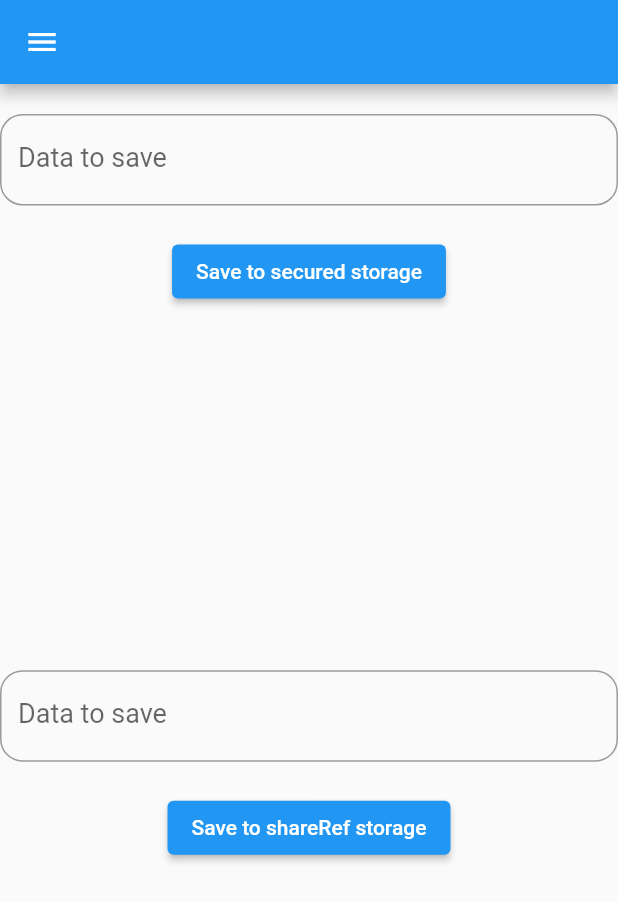
After one commit to PhatSankar/testLocation, a Flutter app: the ReadWriteFileScreen screen opened by its route, in the side drawer, after a tap on "Hidden Storage", on a phone screen of 412 x 824 dp. The commit adds this screen. Shown: the top 902 px of the screen. Run offline on Flutter 3.47's test engine with Material 2 defaults, Android fonts, the phone set to English and light mode, and no system bars; drawn by our look-alikes of overlay_support; our stand-ins replace bloc, camera, dio, equatable, flutter_bloc, flutter_secure_storage and 7 more; missing offline and left inert: geocoder_buddy, image_editor_plus, workmanager; accounts and stored records are empty.

Commit message:
refactor. use secure storage and sharePref storage

```diff
--- a/lib/bloc/download_bloc/download_bloc.dart
+++ b/lib/bloc/download_bloc/download_bloc.dart
@@ -5,7 +5,7 @@ import 'package:bloc/bloc.dart';
 import 'package:dio/dio.dart';
 import 'package:equatable/equatable.dart';
 import 'package:open_filex/open_filex.dart';
-import 'package:testlocation/helpers/storageHelper.dart';
+import 'package:testlocation/ultils/local_storage.dart';
 
 part 'download_event.dart';
 part 'download_state.dart';
@@ -36,7 +36,7 @@ class DownloadBloc extends Bloc<DownloadEvent, DownloadState> {
 
   Future<File?> downloadFile({required String url, required String fileName}) async {
     try{
-      final localStorage = Storage();
+      final localStorage = LocalStorage();
       final file = await localStorage.getLocalFile(fileName);
       final response = await Dio().get(
           url,
--- a/lib/bloc/geo_bloc/geo_bloc.dart
+++ b/lib/bloc/geo_bloc/geo_bloc.dart
@@ -5,7 +5,7 @@ import 'package:equatable/equatable.dart';
 import 'package:geocoder_buddy/geocoder_buddy.dart';
 import 'package:testlocation/models/locationInfo.dart';
 
-import '../../services/locationService.dart';
+import '../../services/location_service.dart';
 
 part 'geo_event.dart';
 part 'geo_state.dart';
--- a/lib/main.dart
+++ b/lib/main.dart
@@ -3,12 +3,11 @@ import 'dart:ui';
 import 'package:flutter/material.dart';
 import 'package:overlay_support/overlay_support.dart';
 import 'package:testlocation/route_generator.dart';
-import 'package:testlocation/services/backgroundService.dart';
+import 'package:testlocation/services/background_service.dart';
 import 'package:workmanager/workmanager.dart';
 
 void main() async {
   WidgetsFlutterBinding.ensureInitialized();
-  DartPluginRegistrant.ensureInitialized();
   await Workmanager().initialize(
     callBackDispatcher,
     isInDebugMode: true
--- a/lib/route_generator.dart
+++ b/lib/route_generator.dart
@@ -5,12 +5,13 @@ import 'package:path/path.dart';
 import 'package:permission_handler/permission_handler.dart';
 import 'package:testlocation/bloc/download_bloc/download_bloc.dart';
 import 'package:testlocation/bloc/geo_bloc/geo_bloc.dart';
-import 'package:testlocation/screens/camerascreen/CameraScreen.dart';
-import 'package:testlocation/screens/downloadopenscreen/DownloadOpenScreen.dart';
-import 'package:testlocation/screens/firstscreen/FirsScreen.dart';
-import 'package:testlocation/screens/galeryscreen/GaleryScreen.dart';
-import 'package:testlocation/screens/internetscreen/InternetScreen.dart';
-import 'package:testlocation/screens/readwritefilescreen/ReadWriteFileScreen.dart';
+import 'package:testlocation/screens/camerascreen/camera_screen.dart';
+import 'package:testlocation/screens/downloadopenscreen/download_open_screen.dart';
+import 'package:testlocation/screens/firstscreen/first_screen.dart';
+import 'package:testlocation/screens/galeryscreen/galery_screen.dart';
+import 'package:testlocation/screens/internetscreen/internet_screen.dart';
+import 'package:testlocation/screens/readwritefilescreen/read_write_file_screen.dart';
+import 'package:testlocation/screens/storagescreen/storage_screen.dart';
 
 class routeGenerator {
   static Route<dynamic> generateRoute(RouteSettings settings) {
@@ -55,6 +56,10 @@ class routeGenerator {
         return MaterialPageRoute(builder: (context) {
           return const InternetScreen();
         });
+      case '/hidden-storage-screen':
+        return MaterialPageRoute(builder: (context) {
+          return const StorageScreen();
+        });
       default:
         return _errorRoute();
     }
--- a/lib/screens/camerascreen/CameraScreen.dart
+++ b/lib/screens/camerascreen/camera_screen.dart
@@ -1,7 +1,7 @@
 import 'package:camera/camera.dart';
 import 'package:flutter/material.dart';
 import 'package:permission_handler/permission_handler.dart';
-import 'package:testlocation/widgets/Drawer.dart';
+import 'package:testlocation/widgets/app_drawer.dart';
 
 class CameraScreen extends StatefulWidget {
   CameraDescription camera;
--- a/lib/screens/downloadopenscreen/DownloadOpenScreen.dart
+++ b/lib/screens/downloadopenscreen/download_open_screen.dart
@@ -4,8 +4,8 @@ import 'package:flutter/material.dart';
 import 'package:flutter_bloc/flutter_bloc.dart';
 import 'package:open_filex/open_filex.dart';
 import 'package:testlocation/bloc/download_bloc/download_bloc.dart';
-import 'package:testlocation/widgets/Drawer.dart';
-import 'package:testlocation/widgets/PickButton.dart';
+import 'package:testlocation/widgets/app_drawer.dart';
+import 'package:testlocation/widgets/pick_button.dart';
 
 class DownloadOpenScreen extends StatelessWidget {
   final _nameFileController = TextEditingController();
--- a/lib/screens/firstscreen/FirsScreen.dart
+++ b/lib/screens/firstscreen/first_screen.dart
@@ -4,7 +4,7 @@ import 'package:geocoder_buddy/geocoder_buddy.dart';
 import 'package:geolocator/geolocator.dart';
 import 'package:testlocation/bloc/geo_bloc/geo_bloc.dart';
 
-import '../../widgets/Drawer.dart';
+import '../../widgets/app_drawer.dart';
 
 class FirstPage extends StatefulWidget {
   const FirstPage({Key? key}) : super(key: key);
--- a/lib/screens/galeryscreen/GaleryScreen.dart
+++ b/lib/screens/galeryscreen/galery_screen.dart
@@ -5,9 +5,9 @@ import 'package:image_editor_plus/image_editor_plus.dart';
 import 'package:image_gallery_saver/image_gallery_saver.dart';
 import 'package:image_picker/image_picker.dart';
 import 'package:path_provider/path_provider.dart';
-import 'package:testlocation/widgets/Drawer.dart';
+import 'package:testlocation/widgets/app_drawer.dart';
 import 'package:permission_handler/permission_handler.dart';
-import 'package:testlocation/widgets/PickButton.dart';
+import 'package:testlocation/widgets/pick_button.dart';
 
 class GalleryScreen extends StatefulWidget {
   const GalleryScreen({Key? key}) : super(key: key);
--- a/lib/screens/internetscreen/InternetScreen.dart
+++ b/lib/screens/internetscreen/internet_screen.dart
@@ -4,9 +4,9 @@ import 'package:dio/dio.dart';
 import 'package:flutter/material.dart';
 import 'package:internet_connection_checker/internet_connection_checker.dart';
 import 'package:open_filex/open_filex.dart';
-import 'package:testlocation/helpers/storageHelper.dart';
-import 'package:testlocation/widgets/Drawer.dart';
-import 'package:testlocation/widgets/PickButton.dart';
+import 'package:testlocation/ultils/local_storage.dart';
+import 'package:testlocation/widgets/app_drawer.dart';
+import 'package:testlocation/widgets/pick_button.dart';
 import 'package:workmanager/workmanager.dart';
 
 const _url = "https://firebasestorage.googleapis.com/v0/b/comic-reader-7a6be.appspot.com/o/Books%2F4Nsz6TdR0GWiHHOXIpaI%2FChapters%2FChap%201?alt=media&token=a2cf323e-0a98-48f7-a533-fbd43e02d001";
@@ -65,7 +65,7 @@ class InternetScreen extends StatelessWidget {
 
   Future<File?> downloadFile({required String url, required String fileName}) async {
     try{
-      final localStorage = Storage();
+      final localStorage = LocalStorage();
       final file = await localStorage.getLocalFile(fileName);
       final response = await Dio().get(
           url,
--- a/lib/screens/readwritefilescreen/ReadWriteFileScreen.dart
+++ b/lib/screens/readwritefilescreen/read_write_file_screen.dart
@@ -1,8 +1,8 @@
 
 
 import 'package:flutter/material.dart';
-import 'package:testlocation/widgets/Drawer.dart';
-import 'package:testlocation/helpers/storageHelper.dart';
+import 'package:testlocation/ultils/local_storage.dart';
+import 'package:testlocation/widgets/app_drawer.dart';
 
 class ReadWriteFileScreen extends StatefulWidget {
   const ReadWriteFileScreen({Key? key}) : super(key: key);
@@ -12,7 +12,7 @@ class ReadWriteFileScreen extends StatefulWidget {
 }
 
 class _ReadWriteFileScreenState extends State<ReadWriteFileScreen> {
-  late Storage localStorage;
+  late LocalStorage localStorage;
   final _nameFileController = TextEditingController();
   final _dataFileController = TextEditingController();
   bool _isWriteFileSuccess = true;
@@ -23,7 +23,7 @@ class _ReadWriteFileScreenState extends State<ReadWriteFileScreen> {
   void initState() {
     // TODO: implement initState
     super.initState();
-    localStorage = Storage();
+    localStorage = LocalStorage();
     _nameFileController.addListener(() {
       setState(() {});
     });
--- /dev/null
+++ b/lib/screens/storagescreen/commonwidgets/common_storage_widget.dart
@@ -0,0 +1,84 @@
+import 'package:flutter/material.dart';
+import 'package:testlocation/ultils/user_secure_storage.dart';
+import 'package:testlocation/ultils/user_share_ref_storage.dart';
+
+class CommonStorageWidget extends StatefulWidget {
+  final bool isSecure;
+
+  const CommonStorageWidget({required this.isSecure, Key? key})
+      : super(key: key);
+
+  @override
+  State<CommonStorageWidget> createState() => _CommonStorageWidgetState();
+}
+
+class _CommonStorageWidgetState extends State<CommonStorageWidget> {
+  final TextEditingController secureTextController = TextEditingController();
+  String? storageValue;
+
+  @override
+  void initState() {
+    // TODO: implement initState
+    super.initState();
+    init();
+  }
+
+  Future init() async {
+    storageValue = widget.isSecure
+        ? await UserSecuredStorage.getName()
+        : await UserShareRefStorage.getName();
+    setState(() {});
+  }
+
+  @override
+  void dispose() {
+    super.dispose();
+    secureTextController.dispose();
+  }
+
+  @override
+  Widget build(BuildContext context) {
+    return Column(
+      children: [
+        Padding(
+            padding: const EdgeInsets.symmetric(vertical: 20),
+            child: TextField(
+              controller: secureTextController,
+              style: const TextStyle(fontSize: 18, color: Colors.black),
+              decoration: const InputDecoration(
+                labelText: "Data to save",
+                border: OutlineInputBorder(
+                    borderRadius: BorderRadius.all(Radius.circular(15)),
+                    borderSide: BorderSide(color: Colors.black, width: 1)),
+              ),
+            )),
+        ElevatedButton(
+            onPressed: () async {
+              widget.isSecure
+                  ? await UserSecuredStorage.setName(secureTextController.text)
+                  : await UserShareRefStorage.setName(
+                      secureTextController.text);
+              var getNewValue = widget.isSecure
+                  ? await UserSecuredStorage.getName()
+                  : await UserShareRefStorage.getName();
+
+              setState(() {
+                storageValue = getNewValue;
+              });
+            },
+            child: Text(widget.isSecure
+                ? "Save to secured storage"
+                : "Save to shareRef storage")),
+        Padding(
+          padding: const EdgeInsets.symmetric(vertical: 20),
+          child: storageValue != null
+              ? Text(
+                  storageValue!,
+                  style: const TextStyle(color: Colors.black, fontSize: 32),
+                )
+              : null,
+        )
+      ],
+    );
+  }
+}
--- /dev/null
+++ b/lib/screens/storagescreen/storage_screen.dart
@@ -0,0 +1,33 @@
+import 'package:flutter/material.dart';
+import 'package:testlocation/screens/storagescreen/commonwidgets/common_storage_widget.dart';
+import 'package:testlocation/widgets/app_drawer.dart';
+
+class StorageScreen extends StatelessWidget {
+  const StorageScreen({Key? key}) : super(key: key);
+
+  @override
+  Widget build(BuildContext context) {
+    return SafeArea(
+        child: Scaffold(
+          drawer: AppDrawer(),
+          appBar: AppBar(),
+          body: SingleChildScrollView(
+            child: SizedBox(
+              height: MediaQuery.of(context).size.height * 0.9,
+              child: Column(
+                children: const [
+                  Expanded(
+                      flex: 1,
+                      child: CommonStorageWidget(isSecure: true)
+                  ),
+                  Expanded(
+                      flex: 1,
+                      child: CommonStorageWidget(isSecure: false)
+                  ),
+                ],
+              ),
+            ),
+          ),
+        ));
+  }
+}
--- a/lib/services/backgroundService.dart
+++ b/lib/services/background_service.dart
@@ -3,7 +3,7 @@ import 'dart:ui';
 
 import 'package:dio/dio.dart';
 import 'package:open_filex/open_filex.dart';
-import 'package:testlocation/helpers/storageHelper.dart';
+import 'package:testlocation/ultils/local_storage.dart';
 import 'package:workmanager/workmanager.dart';
 
 void callBackDispatcher() {
@@ -36,7 +36,7 @@ void callBackDispatcher() {
 Future<File?> _downloadFile(
     {required String url, required String fileName}) async {
   try {
-    final localStorage = Storage();
+    final localStorage = LocalStorage();
     final file = await localStorage.getLocalFileOnBackgroudService(fileName);
     final response = await Dio().get(url,
         options: Options(
--- a/lib/helpers/storageHelper.dart
+++ b/lib/ultils/local_storage.dart
@@ -3,7 +3,7 @@ import 'dart:io';
 import 'package:path_provider/path_provider.dart';
 import 'package:permission_handler/permission_handler.dart';
 
-class Storage {
+class LocalStorage {
   Future<String?> get _localDownloadPath async {
     Directory? directory;
     try {
--- /dev/null
+++ b/lib/ultils/user_secure_storage.dart
@@ -0,0 +1,23 @@
+
+import 'package:flutter_secure_storage/flutter_secure_storage.dart';
+
+class UserSecuredStorage {
+  static const _securedStorage = FlutterSecureStorage();
+  static const String _keyName = 'nameSecureStorage';
+
+  static Future setName(String value) async =>
+      await _securedStorage.write(key: _keyName, value: value);
+
+  static Future<String?> getName() async =>
+      await _securedStorage.read(key: _keyName);
+
+  static Future<Map<String, String>> getAll() async =>
+      await _securedStorage.readAll();
+
+  static Future deleteAll() async =>
+      await _securedStorage.deleteAll();
+
+  static Future deleteByKey() async =>
+      await _securedStorage.delete(key: _keyName);
+
+}
--- /dev/null
+++ b/lib/ultils/user_share_ref_storage.dart
@@ -0,0 +1,23 @@
+
+import 'package:shared_preferences/shared_preferences.dart';
+
+class UserShareRefStorage {
+
+  static const String _keyName = 'nameShareRefStorage';
+
+  static Future setName(String value) async {
+    final prefStorage = await SharedPreferences.getInstance();
+    await prefStorage.setString(_keyName, value);
+  }
+
+  static Future<String?> getName() async {
+    final prefStorage = await SharedPreferences.getInstance();
+    return prefStorage.getString(_keyName);
+  }
+
+  static Future deleteByKey() async {
+    final prefStorage = await SharedPreferences.getInstance();
+    prefStorage.remove(_keyName);
+  }
+
+}
--- a/lib/widgets/Drawer.dart
+++ b/lib/widgets/app_drawer.dart
@@ -55,6 +55,12 @@ class AppDrawer extends StatelessWidget {
               Navigator.pushReplacementNamed(context, '/internet-screen');
             },
           ),
+          ListTile(
+            title: Text("Hidden Storage"),
+            onTap: () {
+              Navigator.pushReplacementNamed(context, '/hidden-storage-screen');
+            },
+          ),
         ],
       ),
     );
--- a/pubspec.yaml
+++ b/pubspec.yaml
@@ -52,6 +52,8 @@ dependencies:
   image_editor_plus: ^0.1.7
   image_gallery_saver: ^1.7.1
 
+  flutter_secure_storage: ^6.1.0
+  shared_preferences: ^2.0.15
 
   # The following adds the Cupertino Icons font to your application.
   # Use with the CupertinoIcons class for iOS style icons.
```
Also changed, not shown: lib/services/location_service.dart (renamed from lib/services/locationService.dart), lib/widgets/pick_button.dart (renamed from lib/widgets/PickButton.dart), pubspec.lock, 1 other file.
